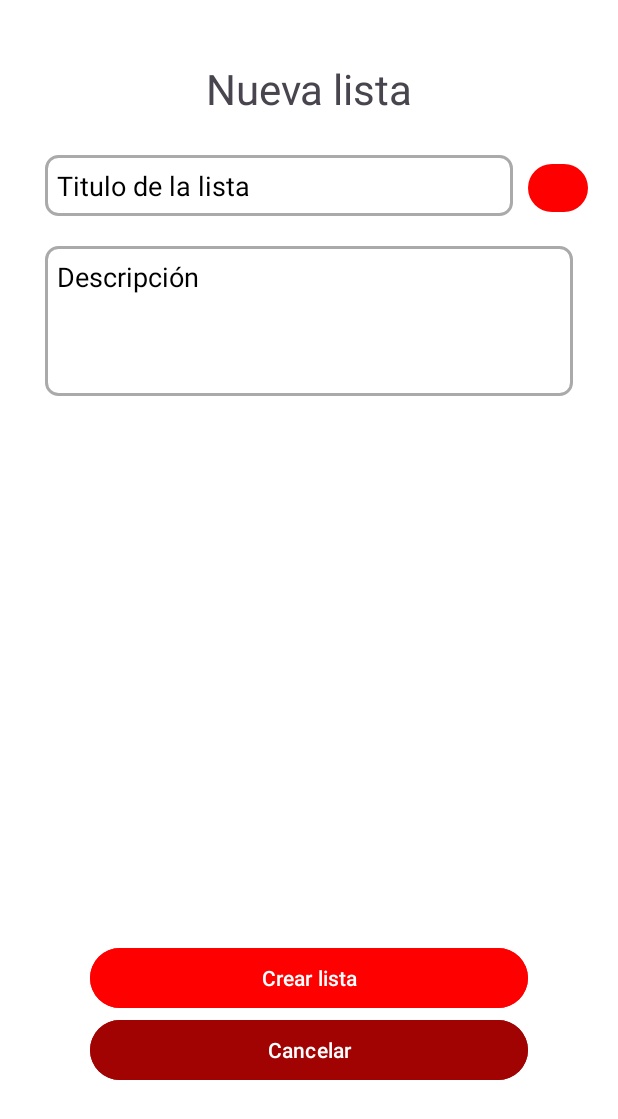
After one commit to AritzAyensa/Proyecto_DAM_Aritz_Ayensa, an Android app: the layout fragment_crear_lista.xml on its own in the app's theme, with its tools: preview values and no code run, on a phone screen of 412 x 824 dp. The commit adds this screen. Shown: the top 1119 px of the screen. Run offline under Robolectric (Android 15) with nearby library versions, the phone set to English and light mode, and no system bars.

Commit message:
base de el formulario para crear listas

```diff
--- a/app/src/main/AndroidManifest.xml
+++ b/app/src/main/AndroidManifest.xml
@@ -20,6 +20,9 @@
         android:supportsRtl="true"
         android:theme="@style/Theme.Proyecto_DAM_Aritz_Ayensa"
         tools:targetApi="31">
+        <activity
+            android:name=".activities.CrearListaFragment"
+            android:exported="false" />
         <activity
             android:name=".activities.EditarPerfilActivity"
             android:exported="false" />
--- a/app/src/main/java/com/example/proyecto_dam_aritz_ayensa/activities/ui/dashboard/CuentaFragment.kt
+++ b/app/src/main/java/com/example/proyecto_dam_aritz_ayensa/activities/ui/dashboard/CuentaFragment.kt
@@ -58,7 +58,7 @@ class CuentaFragment : Fragment() {
                 cerrarSesion()
             }
         }
-        buttonEditar = binding.btnEditar // Si está definido en el XML del binding
+        buttonEditar = binding.btnEditar
         if (buttonEditar != null) {
             buttonEditar.setOnClickListener {
                 goToEditarPerfil()
--- /dev/null
+++ b/app/src/main/res/layout/fragment_crear_lista.xml
@@ -0,0 +1,128 @@
+<?xml version="1.0" encoding="utf-8"?>
+<FrameLayout xmlns:android="http://schemas.android.com/apk/res/android"
+    xmlns:tools="http://schemas.android.com/tools"
+    android:layout_width="match_parent"
+    android:layout_height="match_parent"
+    xmlns:app="http://schemas.android.com/apk/res-auto"
+    tools:context=".activities.CrearListaFragment">
+<androidx.constraintlayout.widget.ConstraintLayout
+    android:layout_width="match_parent"
+    android:layout_height="match_parent"
+    android:paddingBottom="100sp"
+    android:paddingEnd="20sp"
+    android:paddingStart="20sp"
+    android:paddingTop="20sp"
+
+    >
+    <TextView
+        android:id="@+id/crear_lista_tv_mis_listas"
+        android:layout_width="wrap_content"
+        android:layout_height="wrap_content"
+        android:layout_marginTop="20dp"
+        android:text="@string/crearTarea_tv_nueva_lista"
+        android:textSize="28sp"
+
+        app:layout_constraintEnd_toEndOf="parent"
+        app:layout_constraintStart_toStartOf="parent"
+        app:layout_constraintTop_toTopOf="parent"/>
+
+    <!-- Contenedor de Titulo -->
+    <androidx.constraintlayout.widget.ConstraintLayout
+        android:id="@+id/crearTarea_cl_campos"
+        android:layout_width="match_parent"
+        android:layout_height="wrap_content"
+        app:layout_constraintEnd_toEndOf="parent"
+        app:layout_constraintStart_toStartOf="parent"
+        android:layout_marginTop="25dp"
+        app:layout_constraintTop_toBottomOf="@id/crear_lista_tv_mis_listas">
+
+        <!-- Contenedor para los elementos de Título -->
+        <LinearLayout
+            android:id="@+id/crearTarea_ly_elementosTitulo"
+            android:layout_width="match_parent"
+            android:layout_height="wrap_content"
+            android:orientation="horizontal"
+            app:layout_constraintEnd_toEndOf="parent"
+            app:layout_constraintStart_toStartOf="parent"
+            app:layout_constraintTop_toTopOf="parent">
+
+            <!-- Editar Texto de Título -->
+            <EditText
+                android:id="@+id/crear_lista_et_titulo"
+                android:layout_width="0dp"
+                android:layout_height="wrap_content"
+                android:layout_marginStart="10dp"
+                android:layout_marginEnd="10dp"
+                android:background="@drawable/edittext_border"
+                android:layout_weight="1"
+                android:hint="@string/crear_lista_et_titulo"
+                android:textColorHint="@color/negro"
+                android:maxLines="1"
+                android:singleLine="true"
+                android:textSize="18sp"
+                android:autofillHints=""
+                android:inputType="text"
+                android:maxLength="60"
+                android:textColor="@color/negro"/>
+
+            <!-- Botón para elegir color -->
+            <Button
+                android:id="@+id/crear_lista_btn_color"
+                android:layout_width="40dp"
+                android:layout_height="40dp"
+                app:layout_constraintEnd_toEndOf="parent"
+                app:layout_constraintStart_toStartOf="parent"
+                app:layout_constraintTop_toTopOf="parent" />
+
+        </LinearLayout>
+        <EditText
+            android:id="@+id/crear_lista_et_descripcion"
+            android:layout_width="match_parent"
+            android:layout_height="100sp"
+            android:layout_marginStart="10dp"
+            android:layout_marginEnd="10dp"
+            android:background="@drawable/edittext_border"
+            android:layout_weight="1"
+            android:hint="@string/crear_lista_et_descripcion"
+            android:textColorHint="@color/negro"
+            android:gravity="top|start"
+            android:inputType="textMultiLine"
+            android:minLines="1"
+            android:maxLines="6"
+            android:singleLine="true"
+            android:textSize="18sp"
+            android:textColor="@color/negro"
+            android:autofillHints=""
+            android:layout_marginTop="20sp"
+            app:layout_constraintTop_toBottomOf="@id/crearTarea_ly_elementosTitulo"
+            tools:ignore="MissingConstraints" />
+    </androidx.constraintlayout.widget.ConstraintLayout>
+
+    <Button
+        style="@style/ButtonAccept"
+        android:id="@+id/crear_lista_btn_crear_lista"
+        android:layout_width="match_parent"
+        android:layout_height="wrap_content"
+        android:layout_marginStart="40dp"
+        android:layout_marginTop="50dp"
+        android:layout_marginEnd="40dp"
+        android:onClick="crearLista"
+        android:text="@string/crearTarea_btn_crear_lista"
+        app:layout_constraintBottom_toTopOf="@id/crear_lista_btn_cancelar"/>
+
+    <!-- Bóton de Cancelar que te lleva a la ventana Login-->
+    <Button
+        style="@style/ButtonCancel"
+        android:id="@+id/crear_lista_btn_cancelar"
+        android:layout_width="match_parent"
+        android:layout_height="wrap_content"
+        android:layout_marginStart="40dp"
+        android:layout_marginTop="5dp"
+        android:layout_marginEnd="40dp"
+        android:text="@string/crearTarea_btn_cancelar"
+        android:onClick="goToCancelar"
+        app:layout_constraintBottom_toBottomOf="parent"/>
+</androidx.constraintlayout.widget.ConstraintLayout>
+
+
+</FrameLayout>
--- a/app/src/main/res/layout/fragment_cuenta.xml
+++ b/app/src/main/res/layout/fragment_cuenta.xml
@@ -115,6 +115,8 @@
         android:layout_marginBottom="100sp"
         android:layout_marginTop="32dp"
 
+        android:layout_marginStart="60dp"
+        android:layout_marginEnd="60dp"
         android:text="@string/cuenta_fragment_et_cerrar_sesion"
         app:layout_constraintEnd_toEndOf="parent"
         app:layout_constraintStart_toStartOf="parent"
--- a/app/src/main/res/layout/fragment_home.xml
+++ b/app/src/main/res/layout/fragment_inicio.xml
@@ -9,7 +9,7 @@
     android:layout_marginTop="40sp"
     android:layout_marginStart="30sp"
     android:layout_marginEnd="30sp"
-    tools:context=".activities.ui.home.HomeFragment">
+    tools:context=".activities.ui.inicio.InicioFragment">
 
     <TextView
         android:id="@+id/inicio_tv_mis_listas"
--- a/app/src/main/res/menu/bottom_nav_menu.xml
+++ b/app/src/main/res/menu/bottom_nav_menu.xml
@@ -2,7 +2,7 @@
 <menu xmlns:android="http://schemas.android.com/apk/res/android">
 
     <item
-        android:id="@+id/navigation_home"
+        android:id="@+id/navigation_inicio"
         android:icon="@drawable/ic_home_black_24dp"
         android:title="@string/title_inicio"/>
 
--- a/app/src/main/res/values/strings.xml
+++ b/app/src/main/res/values/strings.xml
@@ -48,6 +48,14 @@
     <string name="item_lista_tv_elementos">1 elemento</string>
     <string name="item_lista_tv_titulo_lista">Titulo lista</string>
     <string name="inicio_btn_añadir_lista">Añadir lista</string>
+    <!-- TODO: Remove or change this placeholder text -->
+    <string name="hello_blank_fragment">Hello blank fragment</string>
+    <string name="title_crear_lista">CrearLista</string>
+    <string name="crear_lista_et_titulo">Titulo de la lista</string>
+    <string name="crearTarea_tv_nueva_lista">Nueva lista</string>
+    <string name="crear_lista_et_descripcion">Descripción</string>
+    <string name="crearTarea_btn_crear_lista">Crear lista</string>
+    <string name="crearTarea_btn_cancelar">Cancelar</string>
 
 
 </resources>
```
Also changed, not shown: app/src/main/java/com/example/proyecto_dam_aritz_ayensa/activities/BottomNavigationActivity.kt (+22 -8 lines), app/src/main/java/com/example/proyecto_dam_aritz_ayensa/activities/CrearListaFragment.kt (added, +64 -0 lines), app/src/main/java/com/example/proyecto_dam_aritz_ayensa/activities/ui/dashboard/CuentaViewModel.kt (deleted, +0 -13 lines), app/src/main/java/com/example/proyecto_dam_aritz_ayensa/activities/ui/home/HomeFragment.kt (deleted, +0 -40 lines), app/src/main/java/com/example/proyecto_dam_aritz_ayensa/activities/ui/home/HomeViewModel.kt (deleted, +0 -13 lines), app/src/main/java/com/example/proyecto_dam_aritz_ayensa/activities/ui/inicio/InicioFragment.kt (added, +49 -0 lines), app/src/main/res/navigation/mobile_navigation.xml (+22 -5 lines).
